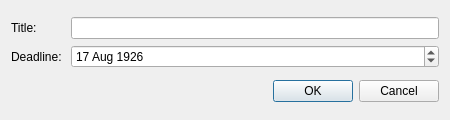
This is CheckItem_EditDialog.ui in zsz12251665/HOSS-Client as Qt 5 draws it before an edit. The edited form follows.
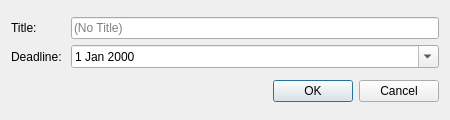
This is the edited form.

```diff
--- a/CheckItem_EditDialog.ui
+++ b/CheckItem_EditDialog.ui
@@ -24,7 +24,11 @@
       </widget>
      </item>
      <item row="0" column="1">
-      <widget class="QLineEdit" name="edit_title"/>
+      <widget class="QLineEdit" name="edit_title">
+       <property name="placeholderText">
+        <string>(No Title)</string>
+       </property>
+      </widget>
      </item>
      <item row="1" column="0">
       <widget class="QLabel" name="label_deadline">
@@ -35,18 +39,8 @@
      </item>
      <item row="1" column="1">
       <widget class="QDateEdit" name="edit_deadline">
-       <property name="sizePolicy">
-        <sizepolicy hsizetype="Expanding" vsizetype="Fixed">
-         <horstretch>0</horstretch>
-         <verstretch>0</verstretch>
-        </sizepolicy>
-       </property>
-       <property name="date">
-        <date>
-         <year>1926</year>
-         <month>8</month>
-         <day>17</day>
-        </date>
+       <property name="calendarPopup">
+        <bool>true</bool>
        </property>
       </widget>
      </item>
```
